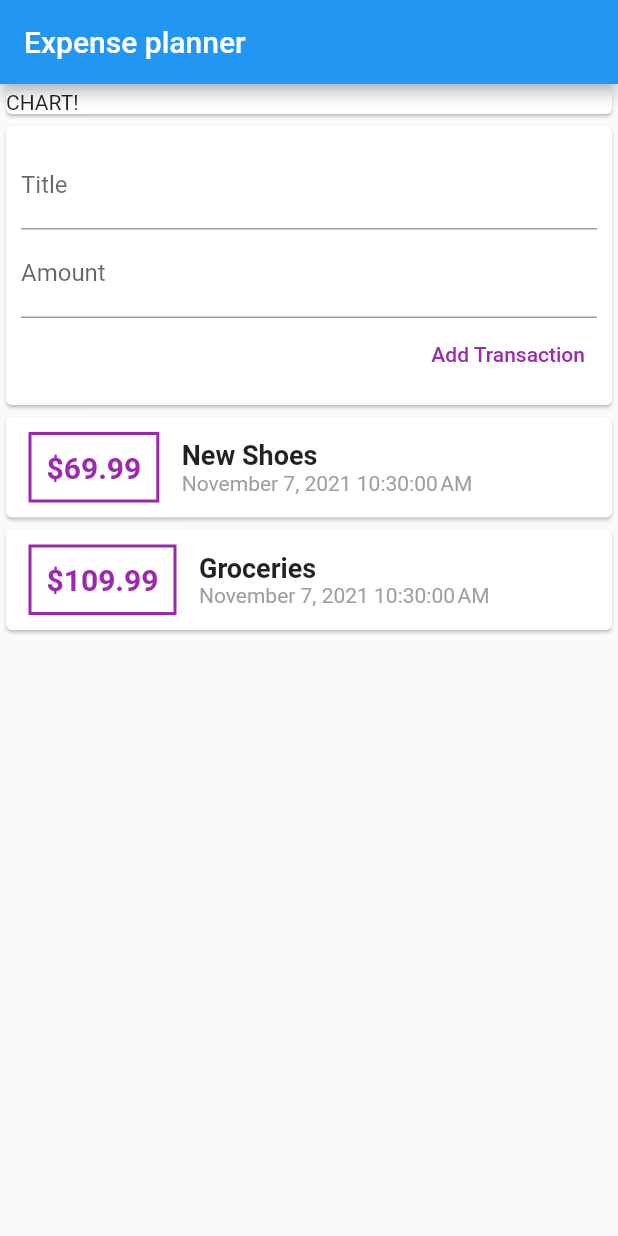
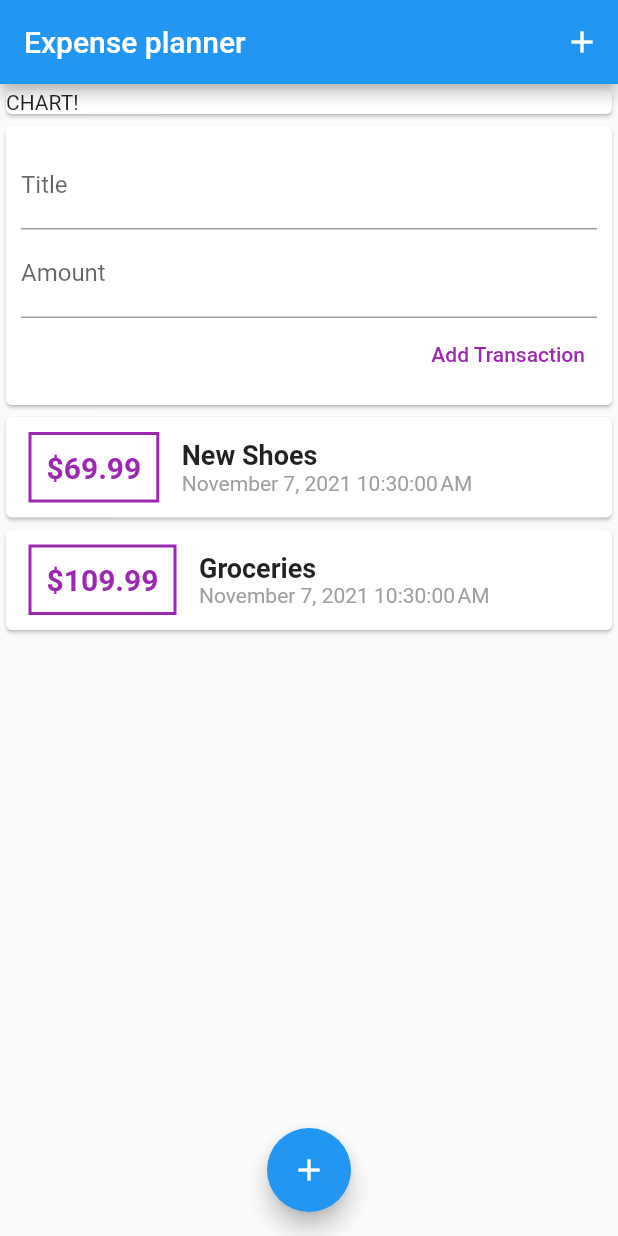
Before and after one commit to Petar81/Expense-Calculator, a Flutter app: the screen it shows after launch, on a phone screen of 412 x 824 dp. Run offline on Flutter 3.47's test engine with Material 2 defaults, Android fonts, the phone set to English and light mode, and no system bars.

Commit message:
add 2 buttons to the main screen

```diff
--- a/lib/main.dart
+++ b/lib/main.dart
@@ -50,6 +50,13 @@ class MyHomePage extends StatelessWidget {
         // Here we take the value from the MyHomePage object that was created by
         // the App.build method, and use it to set our appbar title.
         title: Text(title),
+        actions: <Widget>[
+          IconButton(
+              onPressed: () {
+                print('object');
+              },
+              icon: const Icon(Icons.add)),
+        ],
       ),
       body: SingleChildScrollView(
         child: Column(
@@ -69,6 +76,11 @@ class MyHomePage extends StatelessWidget {
           // in the middle of the parent.
         ),
       ),
+      floatingActionButtonLocation: FloatingActionButtonLocation.centerFloat,
+      floatingActionButton: FloatingActionButton(
+        child: const Icon(Icons.add),
+        onPressed: () {},
+      ),
     );
   }
 }
```
